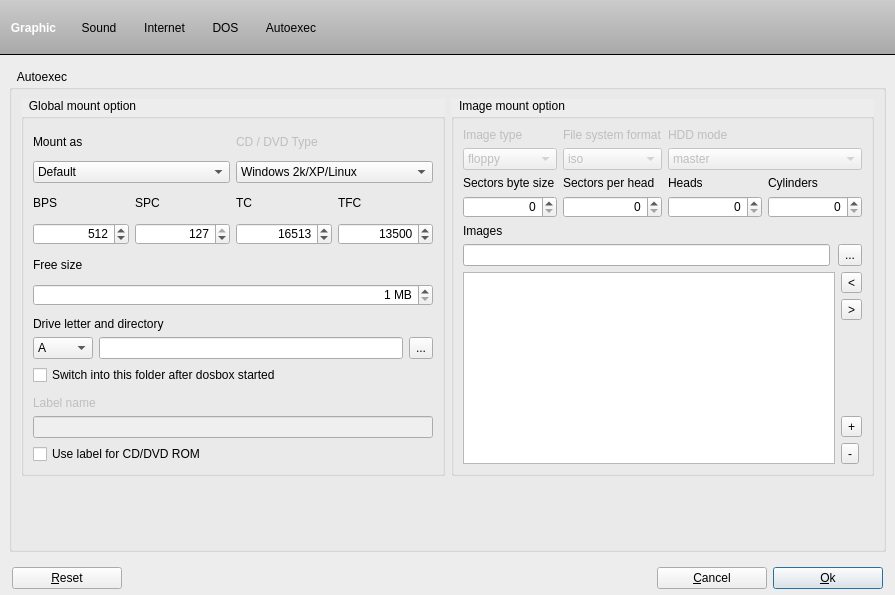
Before: the Qt Designer form dboxfe/profiles/profilesettings.ui in LasDesu/DBoxFE, drawn with Qt 5.
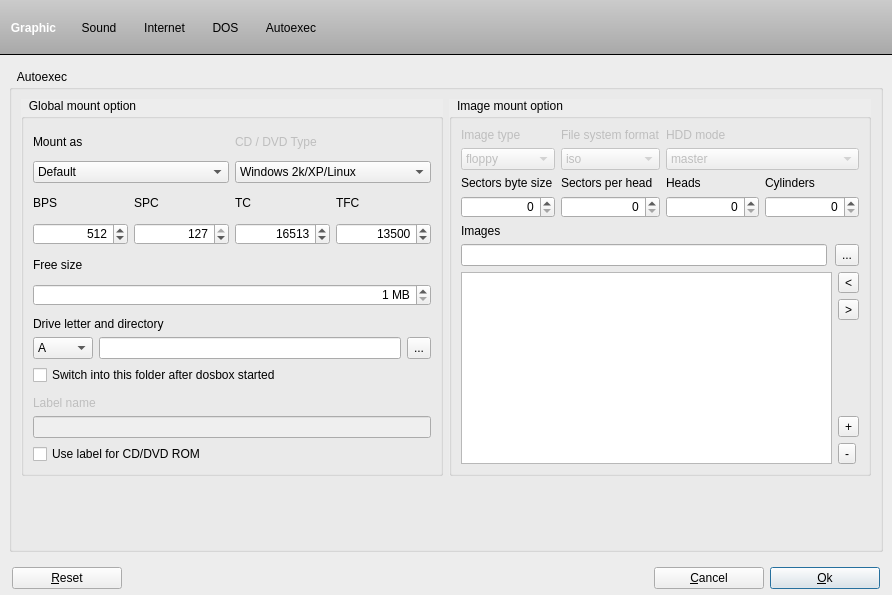
After: the same form once the commit is applied. The open tabs and pages were chosen to show the change. Icons and pictures are not drawn.

Commit message: minor changes on autoexec section   - add options for image mount

Patch:
```diff
--- a/dboxfe/profiles/profilesettings.ui
+++ b/dboxfe/profiles/profilesettings.ui
@@ -6,7 +6,7 @@
    <rect>
     <x>0</x>
     <y>0</y>
-    <width>895</width>
+    <width>892</width>
     <height>595</height>
    </rect>
   </property>
@@ -19,11 +19,11 @@
 }
 
 QStackedWidget {
-  background-color: transparent;
+  background-color: #ededed;
 }
 
 QGroupBox:title {
-  background-color: transparent;
+  background-color: #ededed;
   padding-top: 0px;
   padding-left: 6px;
 }
```
Left out of the diff: 2 changed lines with no effect on the pictures.
